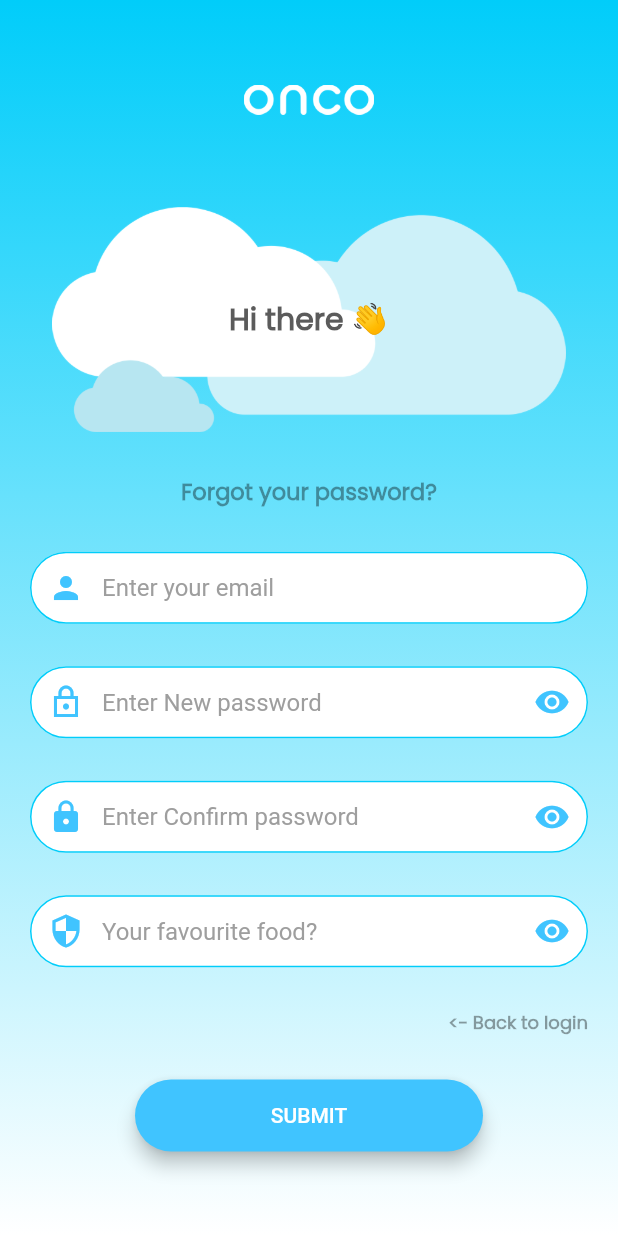
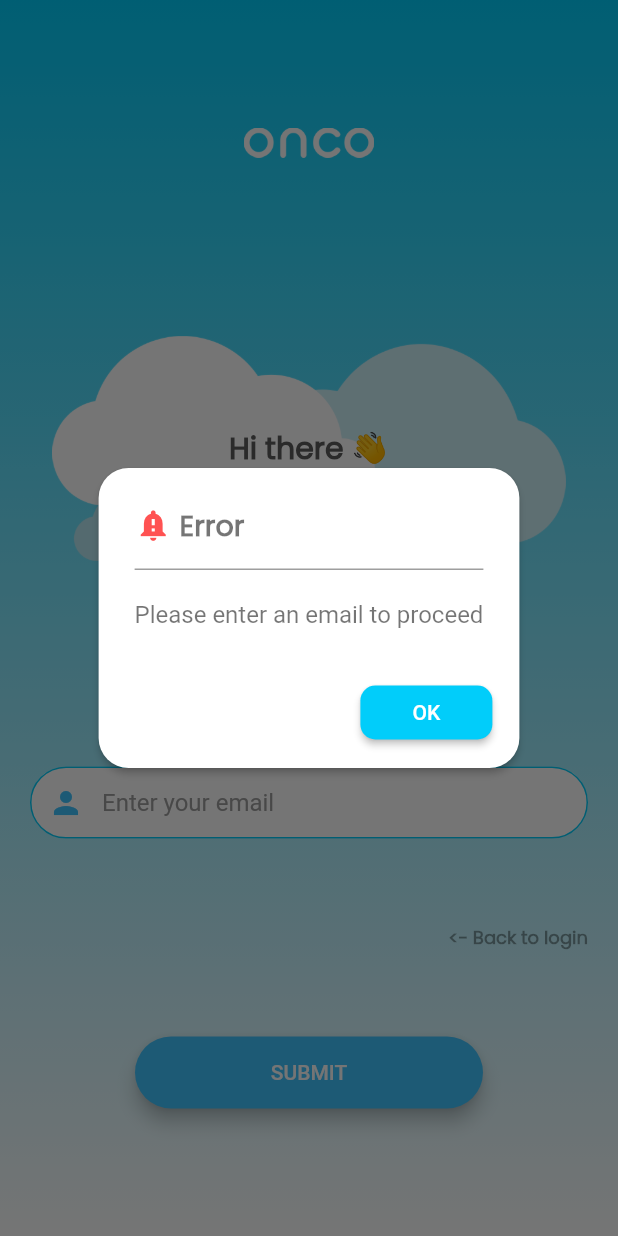
Before and after one commit to Ammar-Raneez/ONCO, a Flutter app: the ForgetPassword screen opened by its route, after a tap on "SUBMIT", on a phone screen of 412 x 824 dp. Run offline on Flutter 3.47's test engine with Material 2 defaults, Android fonts, the light colour scheme and no system bars; our stand-ins replace cloud_firestore, curved_navigation_bar, dio, firebase_auth, firebase_core, image_picker and 1 more; accounts and stored records are empty.

Commit message:
completed the forget password section with validation

```diff
--- a/ui/lib/screens/forgetPassword_screen.dart
+++ b/ui/lib/screens/forgetPassword_screen.dart
@@ -1,6 +1,9 @@
+import 'package:firebase_auth/firebase_auth.dart';
 import 'package:flutter/material.dart';
+import 'package:modal_progress_hud/modal_progress_hud.dart';
 import 'package:ui/components/RoundedButton.dart';
 import 'package:ui/constants.dart';
+import 'package:ui/components/AlertWidget.dart';
 
 class ForgetPassword extends StatefulWidget {
   // static 'id' variable for the naming convention for the routes
@@ -12,19 +15,72 @@ class ForgetPassword extends StatefulWidget {
 
 class _ForgetPasswordState extends State<ForgetPassword> {
   // variables used
-  String favouriteFood;
-  String newPassword;
-  String confirmPassword;
   String email;
+  var _emailAddressTextFieldController = TextEditingController();
+  final FirebaseAuth _auth = FirebaseAuth.instance;
+  bool showSpinner = false;
 
-  bool visibleFavouriteFood = false;
-  bool visibleNewPassword = false;
-  bool visibleConfirmPassword = false;
+  // creating an alert
+  createAlertDialog(
+      BuildContext context, String title, String message, int status) {
+    return showDialog(
+      context: context,
+      builder: (context) {
+        return AlertWidget(
+          title: title,
+          message: message,
+          status: status,
+        );
+      },
+    );
+  }
 
-  var _emailAddressTextFieldController = TextEditingController();
-  var _passwordTextFieldController = TextEditingController();
-  var _confirmPasswordTextFieldController = TextEditingController();
-  var _favouriteFoodSecurityController = TextEditingController();
+  // Performing forget password functionality using firebase for resetting password
+  forgetPasswordFunctionality(BuildContext context) async {
+    if (email == null || email == "") {
+      // Alert the user to enter the email
+      createAlertDialog(
+          context, "Error", "Please enter an email to proceed", 404);
+    } else {
+      // Since we have an email we can proceed
+      // If all the fields are filled and ready to proceed
+      setState(() {
+        showSpinner = true;
+      });
+
+      try {
+        _auth
+            .sendPasswordResetEmail(email: email)
+            .then(
+              (value) => {
+                createAlertDialog(
+                  context,
+                  "Success",
+                  "Please check your mail to reset password!",
+                  201,
+                ),
+                // stops displaying the spinner once the result comes back
+                setState(() {
+                  showSpinner = false;
+                })
+              },
+            )
+            .catchError((e) {
+          createAlertDialog(context, "Error", e.message, 404);
+          // stops displaying the spinner once the result comes back
+          setState(() {
+            showSpinner = false;
+          });
+        });
+      } catch (e) {
+        createAlertDialog(context, "Error", e.message, 404);
+        // stops displaying the spinner once the result comes back
+        setState(() {
+          showSpinner = false;
+        });
+      }
+    }
+  }
 
   @override
   Widget build(BuildContext context) {
@@ -33,7 +89,9 @@ class _ForgetPasswordState extends State<ForgetPassword> {
     return SafeArea(
       child: Scaffold(
         backgroundColor: Colors.white,
-        body: Container(
+        body: ModalProgressHUD(
+          inAsyncCall: showSpinner,
+          child: Container(
             decoration: BoxDecoration(
               gradient: kBackgroundBlueGradient,
             ),
@@ -89,7 +147,6 @@ class _ForgetPasswordState extends State<ForgetPassword> {
                         fontSize: 15,
                       ),
                     ),
-
                   TextField(
                     controller: _emailAddressTextFieldController,
                     keyboardType: TextInputType.emailAddress,
@@ -101,85 +158,6 @@ class _ForgetPasswordState extends State<ForgetPassword> {
                       prefixIcon: Icon(
                         Icons.person,
                         color: Colors.lightBlueAccent,
-                    ),
-                  ),
-                ),
-                TextField(
-                  controller: _passwordTextFieldController,
-                  obscureText: !visibleNewPassword,
-                  onChanged: (value) {
-                    // track the user new password
-                    newPassword = value;
-                  },
-                  decoration: kTextFieldDecoration.copyWith(
-                    hintText: "Enter New password",
-                    prefixIcon: Icon(
-                      Icons.lock_outline_sharp,
-                      color: Colors.lightBlueAccent,
-                    ),
-                    suffixIcon: GestureDetector(
-                      onTap: () {
-                        setState(() {
-                          visibleNewPassword = !visibleNewPassword;
-                        });
-                      },
-                      child: Icon(
-                        Icons.remove_red_eye,
-                        color: Colors.lightBlueAccent,
-                      ),
-                    ),
-                  ),
-                ),
-
-                TextField(
-                  controller: _confirmPasswordTextFieldController,
-                  obscureText: !visibleConfirmPassword,
-                  onChanged: (value) {
-                    // track the user confirm password
-                    confirmPassword = value;
-                  },
-                  decoration: kTextFieldDecoration.copyWith(
-                    hintText: "Enter Confirm password",
-                    prefixIcon: Icon(
-                      Icons.lock,
-                      color: Colors.lightBlueAccent,
-                    ),
-                    suffixIcon: GestureDetector(
-                      onTap: () {
-                        setState(() {
-                          visibleConfirmPassword = !visibleConfirmPassword;
-                        });
-                      },
-                      child: Icon(
-                        Icons.remove_red_eye,
-                        color: Colors.lightBlueAccent,
-                      ),
-                    ),
-                  ),
-                ),
-                TextField(
-                  controller: _favouriteFoodSecurityController,
-                  obscureText: !visibleFavouriteFood,
-                  onChanged: (value) {
-                    // track the user favourite food (security reason question)
-                    favouriteFood = value;
-                  },
-                  decoration: kTextFieldDecoration.copyWith(
-                    hintText: "Your favourite food?",
-                    prefixIcon: Icon(
-                      Icons.security,
-                      color: Colors.lightBlueAccent,
-                    ),
-                    suffixIcon: GestureDetector(
-                      onTap: () {
-                        setState(() {
-                          visibleFavouriteFood = !visibleFavouriteFood;
-                        });
-                      },
-                      child: Icon(
-                        Icons.remove_red_eye,
-                        color: Colors.lightBlueAccent,
-                      ),
                       ),
                     ),
                   ),
@@ -199,13 +177,10 @@ class _ForgetPasswordState extends State<ForgetPassword> {
                   RoundedButton(
                     onPressed: () {
                       //Implement forget password functionality.
+                      forgetPasswordFunctionality(context);
 
                       // clearing the fields once all the data is collected
                       _emailAddressTextFieldController.clear();
-                    _passwordTextFieldController.clear();
-                    _confirmPasswordTextFieldController.clear();
-                    _favouriteFoodSecurityController.clear();
-
                     },
                     colour: Colors.lightBlueAccent,
                     title: 'SUBMIT',
@@ -218,6 +193,7 @@ class _ForgetPasswordState extends State<ForgetPassword> {
             ),
           ),
         ),
+      ),
     );
   }
 }
```
Lines whose indentation alone changed are shown as unchanged.
